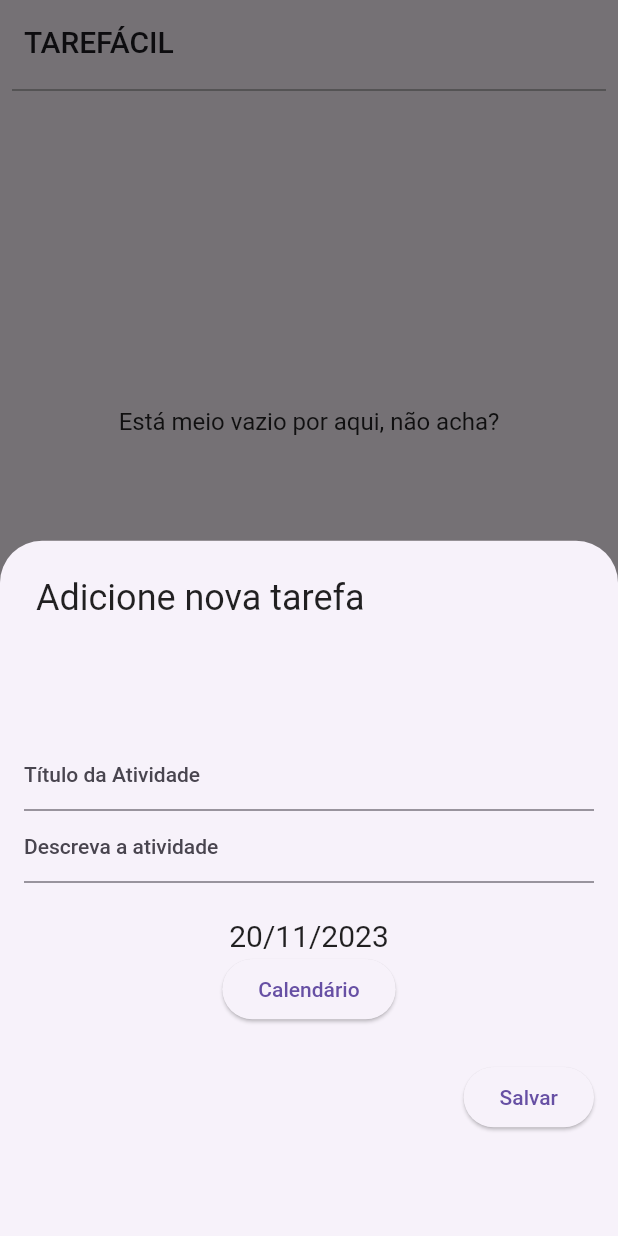
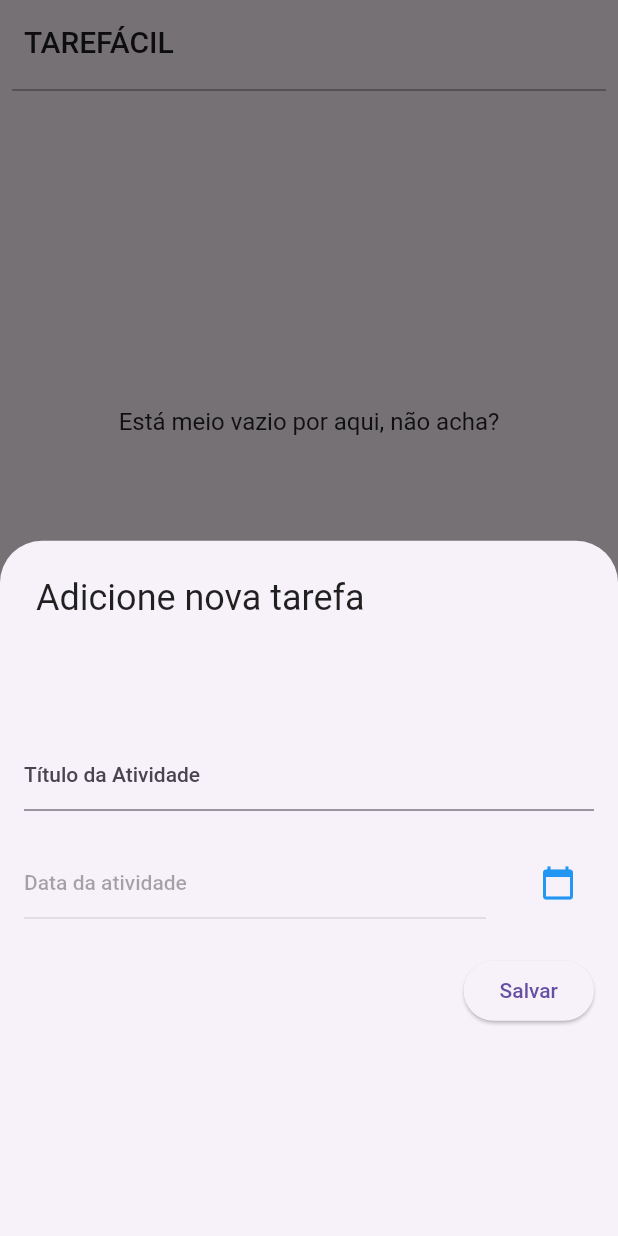
Before and after one commit to neliocarlos/TaskList, a Flutter app: the screen it shows once a user with an empty profile is signed in, after a tap on the "add" icon, on a phone screen of 412 x 824 dp. Run offline on Flutter 3.47's test engine with Material 2 defaults, Android fonts, the phone set to English and light mode, and no system bars; our stand-ins replace cloud_firestore, firebase_auth, firebase_core, go_router, google_fonts; missing offline and left inert: firebase_ui_auth; accounts and stored records are empty.

Commit message:
parcial: Trocando nome do campo description para date e implementando bottomNavigation

```diff
--- a/lib/src/components/tasklist/task_list.dart
+++ b/lib/src/components/tasklist/task_list.dart
@@ -13,8 +13,7 @@ class TaskList extends StatefulWidget {
       required this.tasks,
       super.key});
 
-  final FutureOr<DocumentReference> Function(String title, String description)
-      addTask;
+  final FutureOr<DocumentReference> Function(String title, String date) addTask;
   final Future<void> Function(String taskId) deleteTask;
   final List<TaskListDto> tasks;
 
@@ -25,7 +24,7 @@ class TaskList extends StatefulWidget {
 class _TaskListState extends State<TaskList> {
   final _formKey = GlobalKey<FormState>(debugLabel: '_TaskListState');
   final _title = TextEditingController();
-  final _description = TextEditingController();
+  final _date = TextEditingController();
 
   DateTime _dateTime = DateTime.now();
 
@@ -34,6 +33,8 @@ class _TaskListState extends State<TaskList> {
     if (pickedDate != null && pickedDate != _dateTime) {
       setState(() {
         _dateTime = pickedDate;
+        _date.text = '${_dateTime.day}/${_dateTime.month}/${_dateTime.year}';
+        _dateTime = DateTime.now();
       });
     }
   }
@@ -48,7 +49,6 @@ Future<DateTime?> _selectDate(BuildContext context) async {
     );
     return pickedDate;
   }
-
 
   @override
   Widget build(BuildContext context) {
@@ -68,9 +68,7 @@ Future<DateTime?> _selectDate(BuildContext context) async {
                       heightFactor: 22,
                       child: Text(
                         'Está meio vazio por aqui, não acha?',
-                      style: TextStyle(
-                        fontSize: 16
-                      ),
+                        style: TextStyle(fontSize: 16),
                       ),
                     ),
                   const SizedBox(height: 8),
@@ -87,7 +85,7 @@ Future<DateTime?> _selectDate(BuildContext context) async {
                           ),
                         ),
                         subtitle: Text(
-                          task.description,
+                          task.date,
                           style: TextStyle(
                             fontSize: 16.0,
                           ),
@@ -142,42 +140,42 @@ Future<DateTime?> _selectDate(BuildContext context) async {
                                       return null;
                                     },
                                   ),
-                                  TextFormField(
-                                    controller: _description,
+                                  const SizedBox(height: 24),
+                                  Row(
+                                    children: [
+                                      Expanded(
+                                        child: TextFormField(
+                                          controller: _date,
+                                          enabled: false,
                                           decoration: const InputDecoration(
-                                      hintText: 'Descreva a atividade',
+                                            hintText: 'Data da atividade',
                                           ),
                                         ),
-                                  const SizedBox(height: 24),
-                                  Center(
-                                    child: Column(
-                                      mainAxisAlignment: MainAxisAlignment.spaceEvenly,
-                                      children: [
-                                        Text(
-                                          '${_dateTime.day}/${_dateTime.month}/${_dateTime.year}',
-                                          style: TextStyle(
-                                            fontSize: 20,
+                                      ),
+                                      const SizedBox(
+                                          width:
+                                              24), // Adicione algum espaço entre os widgets
+                                      IconButton(
+                                        onPressed: _showDatePicker,
+                                        icon: Icon(
+                                          Icons.calendar_today,
+                                          color: Colors.blue,
                                         ),
                                       ),
-                                        ElevatedButton(
-                                          onPressed: _showDatePicker,
-                                          child: Text('Calendário')
-                                        ),
                                     ],
-                                    )
                                   ),
                                   const SizedBox(height: 24),
                                   Container(
-                                    alignment: AlignmentDirectional.centerEnd,
+                                    alignment: AlignmentDirectional.bottomEnd,
                                     child: ElevatedButton(
                                       onPressed: () async {
                                         if (_formKey.currentState!.validate()) {
                                           DocumentReference docRef =
-                                              await widget.addTask(_title.text,
-                                                  _description.text);
+                                              await widget.addTask(
+                                                  _title.text, _date.text);
                                           String taskId = docRef.id;
                                           _title.clear();
-                                          _description.clear();
+                                          _date.clear();
                                           Navigator.pop(context);
                                         }
                                       },
--- a/lib/src/components/tasklist/task_list_dto.dart
+++ b/lib/src/components/tasklist/task_list_dto.dart
@@ -1,19 +1,18 @@
 import 'package:cloud_firestore/cloud_firestore.dart';
 
 class TaskListDto {
-  TaskListDto(
-      {required this.id, required this.title, required this.description});
+  TaskListDto({required this.id, required this.title, required this.date});
 
   final String id;
   final String title;
-  final String description;
+  final String date;
 
   factory TaskListDto.fromDocument(DocumentSnapshot doc) {
     Map data = doc.data() as Map<String, dynamic>;
     return TaskListDto(
       id: doc.id,
       title: data['title'] as String,
-      description: data['description'] as String,
+      date: data['date'] as String,
     );
   }
 }
--- a/lib/src/pages/home/home_page.dart
+++ b/lib/src/pages/home/home_page.dart
@@ -47,8 +47,8 @@ class HomePage extends StatelessWidget {
               children: [
                 if (appState.loggedIn) ...[
                   TaskList(
-                      addTask: (description, title) =>
-                          appState.addToTaskBoard(title, description),
+                      addTask: (date, title) =>
+                          appState.addToTaskBoard(title, date),
                       deleteTask: (taskId) => appState.deleteTask(taskId),
                       tasks: appState.taskListArray)
                 ],
@@ -60,7 +60,10 @@ class HomePage extends StatelessWidget {
       bottomNavigationBar: BottomNavigationBar(
         items: [
           BottomNavigationBarItem(
-              icon: Icon(Icons.home),
+              icon: Icon(
+                Icons.home,
+                color: Colors.blue.shade600,
+              ),
               label: 'Página Inicial',
               backgroundColor: Color.fromARGB(255, 44, 92, 196)),
           BottomNavigationBarItem(
```
Also changed, not shown: lib/main.dart (+45 -1 lines), lib/src/api/app_state.dart (+4 -5 lines), pubspec.lock. Lines whose indentation alone changed are shown as unchanged.
